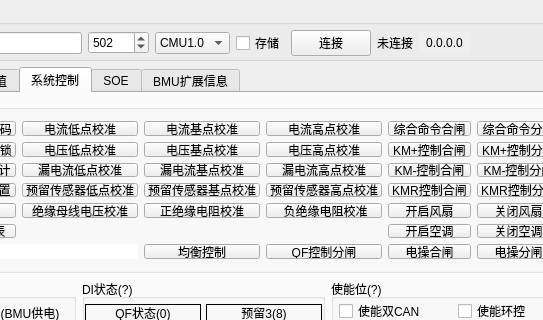
Above: widget.ui from Shogpe/bmsTool before the change; both pictures show x 180 to 723 and y 0 to 320 of the 912 by 460 pixel window. Below: the same form after it.
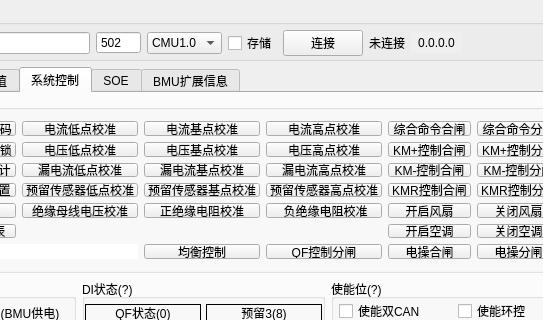
That is the form after the change. Custom widgets are drawn as their Qt base class.

```diff
--- a/widget.ui
+++ b/widget.ui
@@ -89,6 +89,15 @@
       </item>
       <item>
        <widget class="QSpinBox" name="spinBoxPort">
+        <property name="contextMenuPolicy">
+         <enum>Qt::NoContextMenu</enum>
+        </property>
+        <property name="frame">
+         <bool>true</bool>
+        </property>
+        <property name="buttonSymbols">
+         <enum>QAbstractSpinBox::NoButtons</enum>
+        </property>
         <property name="maximum">
          <number>65535</number>
         </property>
```
